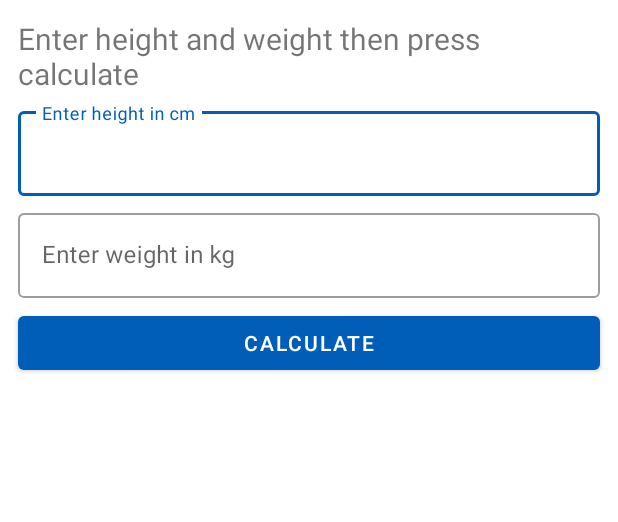
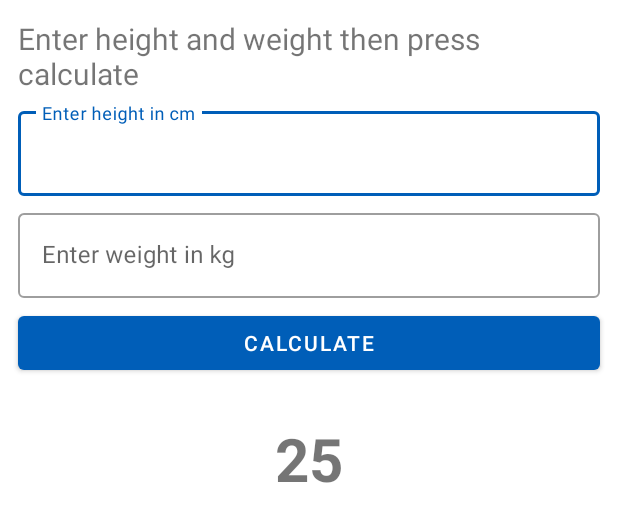
Before and after one commit to gregorl82/Android_BMICalculator, an Android app: the layout activity_main.xml on its own in the app's theme, with its tools: preview values and no code run, on a phone screen of 412 x 824 dp. Shown: the top 522 px of the screen. Run offline under Robolectric (Android 15) with nearby library versions, the phone set to English and light mode, and no system bars.

Commit message:
Formats calculation output

```diff
--- a/app/src/main/java/com/example/bmicalculator/MainActivity.kt
+++ b/app/src/main/java/com/example/bmicalculator/MainActivity.kt
@@ -24,7 +24,7 @@ class MainActivity : AppCompatActivity() {
                     heightInCm = heightInput.toDouble(),
                     weightInKg = weightInput.toDouble()
                 )
-                findViewById<TextView>(R.id.tv_result_display).text = bmi.toString()
+                findViewById<TextView>(R.id.tv_result_display).text = String.format("%.1f", bmi)
             } else {
                 Toast.makeText(this, getString(R.string.message), Toast.LENGTH_LONG).apply {
                     setGravity(Gravity.CENTER, 0, 0)
--- a/app/src/main/res/layout/activity_main.xml
+++ b/app/src/main/res/layout/activity_main.xml
@@ -77,7 +77,11 @@
         android:layout_marginLeft="12dp"
         android:layout_marginRight="12dp"
         android:layout_marginTop="6dp"
-        android:textSize="20sp"
+        android:paddingTop="20dp"
+        android:textStyle="bold"
+        android:textSize="40sp"
+        tools:text="25"
+        android:textAlignment="center"
         app:layout_constraintStart_toStartOf="parent"
         app:layout_constraintTop_toBottomOf="@id/calculate_button" />
 
```
